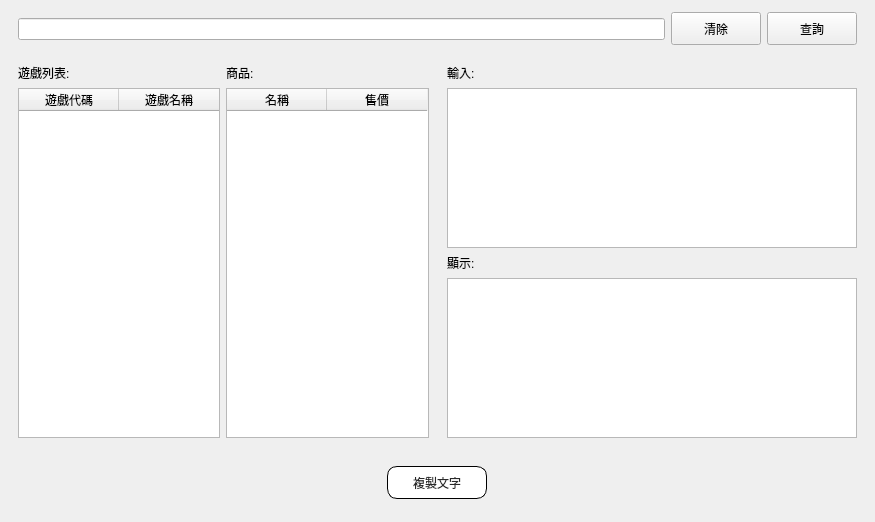
Before: the Qt Designer form src/AdbClient/StageOrder/LayerCostTable.ui in roger0816/Adb, drawn with Qt 5.
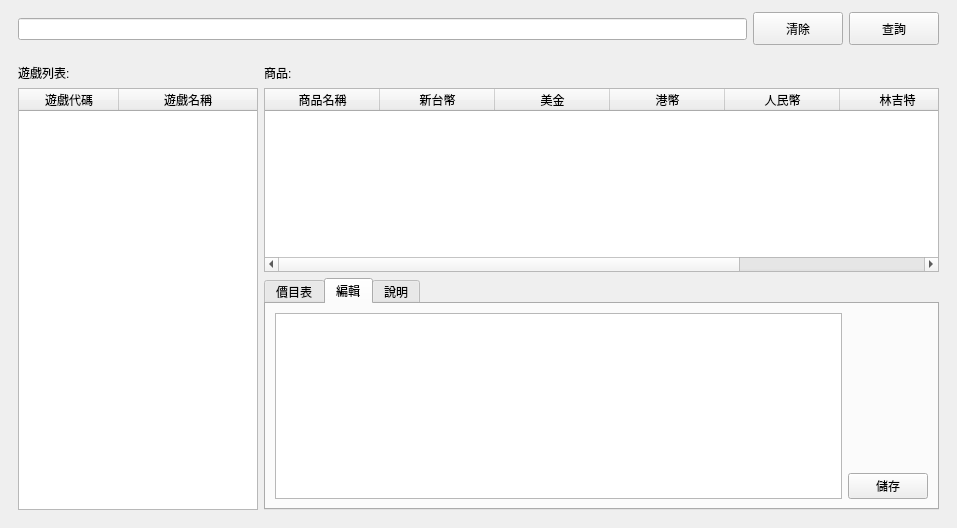
After: the same form once the commit is applied. The open tabs and pages were chosen to show the change.

What changed in the file:
```diff
--- a/src/AdbClient/StageOrder/LayerCostTable.ui
+++ b/src/AdbClient/StageOrder/LayerCostTable.ui
@@ -6,8 +6,8 @@
    <rect>
     <x>0</x>
     <y>0</y>
-    <width>875</width>
-    <height>522</height>
+    <width>957</width>
+    <height>528</height>
    </rect>
   </property>
   <property name="windowTitle">
@@ -106,7 +106,7 @@
           <verstretch>0</verstretch>
          </sizepolicy>
         </property>
-        <layout class="QGridLayout" name="gridLayout_3" rowstretch="1,0,0" columnstretch="1,1">
+        <layout class="QGridLayout" name="gridLayout_3" rowstretch="1,0,0" columnstretch="1,1,0">
          <property name="leftMargin">
           <number>0</number>
          </property>
@@ -122,46 +122,7 @@
          <property name="spacing">
           <number>0</number>
          </property>
-         <item row="0" column="1" rowspan="3">
-          <widget class="QWidget" name="widget_5" native="true">
-           <property name="minimumSize">
-            <size>
-             <width>200</width>
-             <height>200</height>
-            </size>
-           </property>
-           <layout class="QVBoxLayout" name="verticalLayout_2">
-            <item>
-             <widget class="QLabel" name="label_2">
-              <property name="text">
-               <string>輸入:</string>
-              </property>
-             </widget>
-            </item>
-            <item>
-             <widget class="QTextEdit" name="txt1">
-              <property name="minimumSize">
-               <size>
-                <width>200</width>
-                <height>0</height>
-               </size>
-              </property>
-             </widget>
-            </item>
-            <item>
-             <widget class="QLabel" name="label_3">
-              <property name="text">
-               <string>顯示:</string>
-              </property>
-             </widget>
-            </item>
-            <item>
-             <widget class="QTextEdit" name="txt2"/>
-            </item>
-           </layout>
-          </widget>
-         </item>
-         <item row="0" column="0" rowspan="3">
+         <item row="0" column="0" rowspan="3" colspan="2">
           <widget class="QWidget" name="widget_4" native="true">
            <property name="minimumSize">
             <size>
@@ -169,7 +130,62 @@
              <height>200</height>
             </size>
            </property>
-           <layout class="QGridLayout" name="gridLayout_4">
+           <layout class="QGridLayout" name="gridLayout_4" columnstretch="1,2">
+            <item row="0" column="1">
+             <widget class="QLabel" name="label">
+              <property name="text">
+               <string>商品: </string>
+              </property>
+             </widget>
+            </item>
+            <item row="1" column="1">
+             <widget class="QTableWidget" name="tbGameItem">
+              <property name="focusPolicy">
+               <enum>Qt::NoFocus</enum>
+              </property>
+              <property name="editTriggers">
+               <set>QAbstractItemView::NoEditTriggers</set>
+              </property>
+              <attribute name="horizontalHeaderDefaultSectionSize">
+               <number>115</number>
+              </attribute>
+              <column>
+               <property name="text">
+                <string>商品名稱</string>
+               </property>
+              </column>
+              <column>
+               <property name="text">
+                <string>新台幣</string>
+               </property>
+              </column>
+              <column>
+               <property name="text">
+                <string>美金</string>
+               </property>
+              </column>
+              <column>
+               <property name="text">
+                <string>港幣</string>
+               </property>
+              </column>
+              <column>
+               <property name="text">
+                <string>人民幣</string>
+               </property>
+              </column>
+              <column>
+               <property name="text">
+                <string>林吉特</string>
+               </property>
+              </column>
+              <column>
+               <property name="text">
+                <string>新加坡元</string>
+               </property>
+              </column>
+             </widget>
+            </item>
             <item row="0" column="0">
              <widget class="QLabel" name="label_4">
               <property name="text">
@@ -177,15 +193,144 @@
               </property>
              </widget>
             </item>
-            <item row="0" column="1">
-             <widget class="QLabel" name="label">
-              <property name="text">
-               <string>商品:</string>
+            <item row="2" column="1">
+             <widget class="QWidget" name="widget_5" native="true">
+              <property name="minimumSize">
+               <size>
+                <width>200</width>
+                <height>200</height>
+               </size>
               </property>
+              <layout class="QGridLayout" name="gridLayout_5" columnstretch="1">
+               <property name="leftMargin">
+                <number>0</number>
+               </property>
+               <property name="topMargin">
+                <number>0</number>
+               </property>
+               <property name="rightMargin">
+                <number>0</number>
+               </property>
+               <property name="bottomMargin">
+                <number>0</number>
+               </property>
+               <item row="0" column="0" rowspan="2">
+                <widget class="QTabWidget" name="tabWidget">
+                 <property name="currentIndex">
+                  <number>2</number>
+                 </property>
+                 <widget class="QWidget" name="page0">
+                  <attribute name="title">
+                   <string>價目表</string>
+                  </attribute>
+                  <layout class="QGridLayout" name="gridLayout_8">
+                   <item row="1" column="1">
+                    <widget class="QPushButton" name="btnCopy">
+                     <property name="minimumSize">
+                      <size>
+                       <width>100</width>
+                       <height>33</height>
+                      </size>
+                     </property>
+                     <property name="maximumSize">
+                      <size>
+                       <width>100</width>
+                       <height>33</height>
+                      </size>
+                     </property>
+                     <property name="text">
+                      <string>複製文字</string>
+                     </property>
+                    </widget>
+                   </item>
+                   <item row="0" column="1">
+                    <spacer name="verticalSpacer_2">
+                     <property name="orientation">
+                      <enum>Qt::Vertical</enum>
+                     </property>
+                     <property name="sizeHint" stdset="0">
+                      <size>
+                       <width>20</width>
+                       <height>40</height>
+                      </size>
+                     </property>
+                    </spacer>
+                   </item>
+                   <item row="0" column="0" rowspan="2">
+                    <widget class="QPlainTextEdit" name="txt"/>
+                   </item>
+                  </layout>
+                 </widget>
+                 <widget class="QWidget" name="page1">
+                  <attribute name="title">
+                   <string>編輯</string>
+                  </attribute>
+                  <layout class="QGridLayout" name="gridLayout_6">
+                   <item row="1" column="1">
+                    <widget class="QPushButton" name="btnSaveText">
+                     <property name="text">
+                      <string>儲存</string>
+                     </property>
+                    </widget>
+                   </item>
+                   <item row="0" column="1">
+                    <spacer name="verticalSpacer">
+                     <property name="orientation">
+                      <enum>Qt::Vertical</enum>
+                     </property>
+                     <property name="sizeHint" stdset="0">
+                      <size>
+                       <width>20</width>
+                       <height>40</height>
+                      </size>
+                     </property>
+                    </spacer>
+                   </item>
+                   <item row="0" column="0" rowspan="2">
+                    <widget class="QTextEdit" name="txEdit">
+                     <property name="placeholderText">
+                      <string/>
+                     </property>
+                    </widget>
+                   </item>
+                  </layout>
+                 </widget>
+                 <widget class="QWidget" name="page2">
+                  <attribute name="title">
+                   <string>說明</string>
+                  </attribute>
+                  <layout class="QGridLayout" name="gridLayout_7">
+                   <item row="0" column="0">
+                    <widget class="QLabel" name="label_2">
+                     <property name="text">
+                      <string>%表示聯動資料代號，
+ 例如:
+  %Item1  為商品1的名稱  
+  %USD1 為商品1的美金售價 
+ 其它
+ %User 為複製文字的人 
+ %Time 複製時的時間      </string>
+                     </property>
+                     <property name="alignment">
+                      <set>Qt::AlignLeading|Qt::AlignLeft|Qt::AlignTop</set>
+                     </property>
+                    </widget>
+                   </item>
+                  </layout>
+                 </widget>
+                </widget>
+               </item>
+              </layout>
              </widget>
             </item>
-            <item row="1" column="0">
+            <item row="1" column="0" rowspan="2">
              <widget class="QTableWidget" name="tbGame">
+              <property name="maximumSize">
+               <size>
+                <width>240</width>
+                <height>16777215</height>
+               </size>
+              </property>
               <property name="editTriggers">
                <set>QAbstractItemView::NoEditTriggers</set>
               </property>
@@ -210,100 +355,12 @@
               </column>
              </widget>
             </item>
-            <item row="1" column="1">
-             <widget class="QTableWidget" name="tableWidget">
-              <property name="focusPolicy">
-               <enum>Qt::NoFocus</enum>
-              </property>
-              <property name="editTriggers">
-               <set>QAbstractItemView::NoEditTriggers</set>
-              </property>
-              <column>
-               <property name="text">
-                <string>名稱</string>
-               </property>
-              </column>
-              <column>
-               <property name="text">
-                <string>售價</string>
-               </property>
-              </column>
-             </widget>
-            </item>
            </layout>
           </widget>
          </item>
         </layout>
        </widget>
       </item>
-      <item>
-       <widget class="QWidget" name="widget_3" native="true">
-        <property name="minimumSize">
-         <size>
-          <width>0</width>
-          <height>60</height>
-         </size>
-        </property>
-        <property name="maximumSize">
-         <size>
-          <width>16777215</width>
-          <height>60</height>
-         </size>
-        </property>
-        <property name="styleSheet">
-         <string notr="true">
-QPushButton{
-font: 20px &quot;Microsoft JhengHei UI&quot;;
-
-
-}
-
-
-
-QPushButton{background-color: rgb(255, 255, 255);
-border-radius:10px;
-color: rgb(41,41,41);
-border: 1px solid #000000; }
-
-
-QPushButton:hover 
-{ 
-background-color: #55aaff; 
-border-style: outset; 
-border-width: 2px; 
-font: 700 18px &quot;Microsoft JhengHei UI&quot;; 
-}
-QPushButton:pressed { 
-border-style: outset; 
-border-width: 0px; 
-font: 700 24px &quot;Microsoft JhengHei UI&quot;; 
-color:rgb(241,241,241);
-background-color:#3c78b4;
-}</string>
-        </property>
-        <layout class="QGridLayout" name="gridLayout_2">
-         <item row="0" column="0">
-          <widget class="QPushButton" name="btnCopy">
-           <property name="minimumSize">
-            <size>
-             <width>100</width>
-             <height>33</height>
-            </size>
-           </property>
-           <property name="maximumSize">
-            <size>
-             <width>100</width>
-             <height>33</height>
-            </size>
-           </property>
-           <property name="text">
-            <string>複製文字</string>
-           </property>
-          </widget>
-         </item>
-        </layout>
-       </widget>
-      </item>
      </layout>
     </widget>
    </item>
```
Left out of the diff: 2 changed lines with no effect on the pictures.
